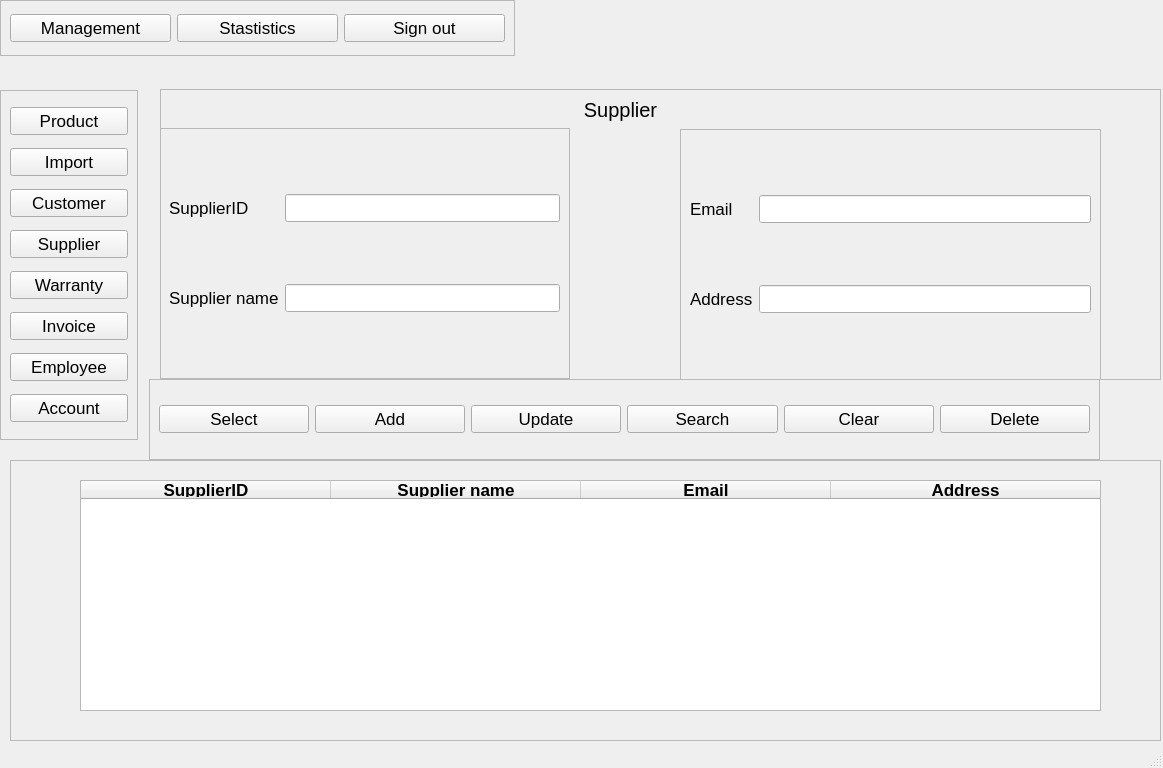
This is src/View/VIewUI/SupplierAdmin.ui in Hai1205/ComputerStore-Python- as Qt 5 draws it before an edit. The edited form follows.
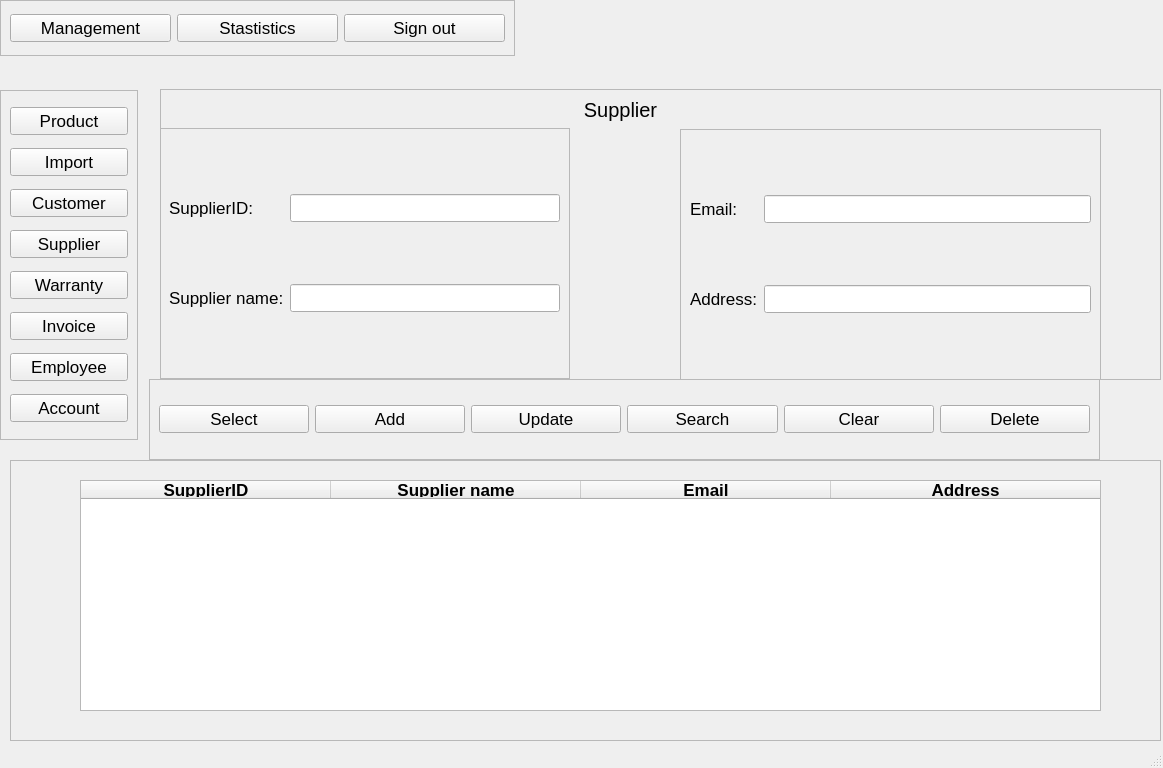
This is the edited form.

```diff
--- a/src/View/VIewUI/SupplierAdmin.ui
+++ b/src/View/VIewUI/SupplierAdmin.ui
@@ -183,14 +183,14 @@
       <item row="1" column="0">
        <widget class="QLabel" name="label_3">
         <property name="text">
-         <string>Supplier name</string>
+         <string>Supplier name:</string>
         </property>
        </widget>
       </item>
       <item row="0" column="0">
        <widget class="QLabel" name="label_2">
         <property name="text">
-         <string>SupplierID</string>
+         <string>SupplierID:</string>
         </property>
        </widget>
       </item>
@@ -215,7 +215,7 @@
       <item row="0" column="0">
        <widget class="QLabel" name="label_4">
         <property name="text">
-         <string>Email</string>
+         <string>Email:</string>
         </property>
        </widget>
       </item>
@@ -225,7 +225,7 @@
       <item row="1" column="0">
        <widget class="QLabel" name="label_5">
         <property name="text">
-         <string>Address</string>
+         <string>Address:</string>
         </property>
        </widget>
       </item>
```
